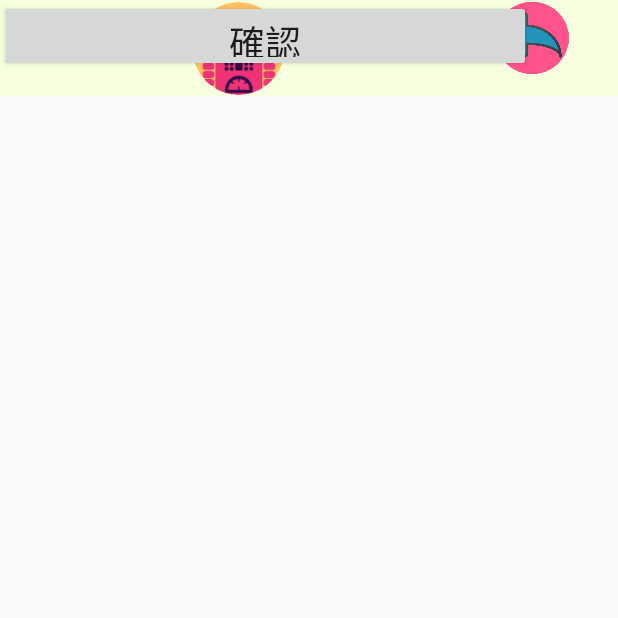
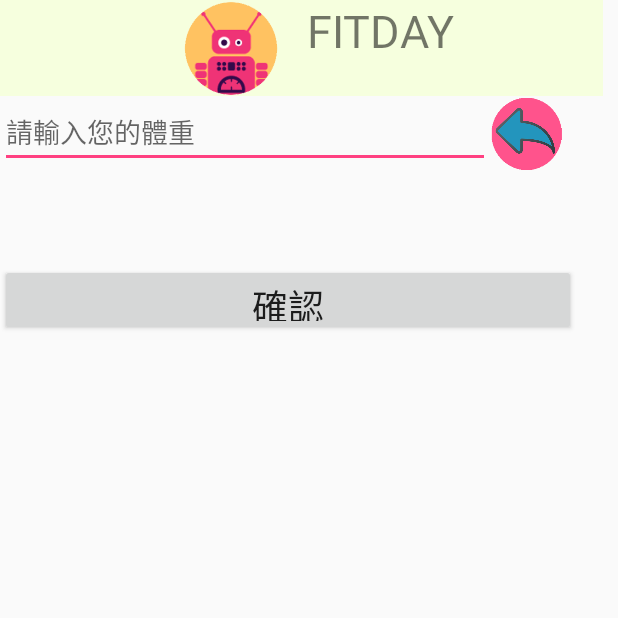
Before and after one commit to chuedelilah/FITDAY, an Android app: the input_weight screen opened directly, with no data from a screen before it, on a phone screen of 412 x 824 dp, the top half of it. Run offline under Robolectric (Android 15) with nearby library versions, the phone set to English and light mode, and no system bars.

Commit message:
18/1/2_part2

```diff
--- a/app/src/main/res/layout/activity_home_weight.xml
+++ b/app/src/main/res/layout/activity_home_weight.xml
@@ -79,6 +79,12 @@
                 android:text="Button" />
         </LinearLayout>
 
+        <Button
+            android:id="@+id/B"
+            android:layout_width="match_parent"
+            android:layout_height="wrap_content"
+            android:text="Button" />
+
     </LinearLayout>
 
 </android.support.constraint.ConstraintLayout>
--- a/app/src/main/res/layout/activity_input_weight.xml
+++ b/app/src/main/res/layout/activity_input_weight.xml
@@ -7,9 +7,10 @@
     tools:context="beans.fitday.input_weight">
 
     <LinearLayout
-        android:layout_width="match_parent"
-        android:layout_height="match_parent"
+        android:layout_width="402dp"
+        android:layout_height="224dp"
         android:orientation="vertical">
+
         <LinearLayout
             android:layout_width="match_parent"
             android:layout_height="64dp"
@@ -41,11 +42,9 @@
 
         </LinearLayout>
 
-    </LinearLayout>
-
         <LinearLayout
-        android:layout_width="380dp"
-        android:layout_height="113dp"
+            android:layout_width="375dp"
+            android:layout_height="100dp"
             android:layout_weight="1"
             android:orientation="horizontal"
             tools:layout_editor_absoluteX="3dp"
@@ -69,11 +68,11 @@
         </LinearLayout>
 
         <LinearLayout
-        android:layout_width="354dp"
+            android:layout_width="384dp"
             android:layout_height="48dp"
             android:orientation="vertical"
-        tools:layout_editor_absoluteX="15dp"
-        tools:layout_editor_absoluteY="127dp">
+            tools:layout_editor_absoluteX="0dp"
+            tools:layout_editor_absoluteY="183dp">
 
             <Button
                 android:id="@+id/weight_Bn"
@@ -82,4 +81,9 @@
                 android:text="確認"
                 android:textSize="24sp" />
         </LinearLayout>
+    </LinearLayout>
+
+
+
+
 </android.support.constraint.ConstraintLayout>
```
Also changed, not shown: app/src/main/java/beans/fitday/home_weight.java (+13 -3 lines). Lines whose indentation alone changed are shown as unchanged.
